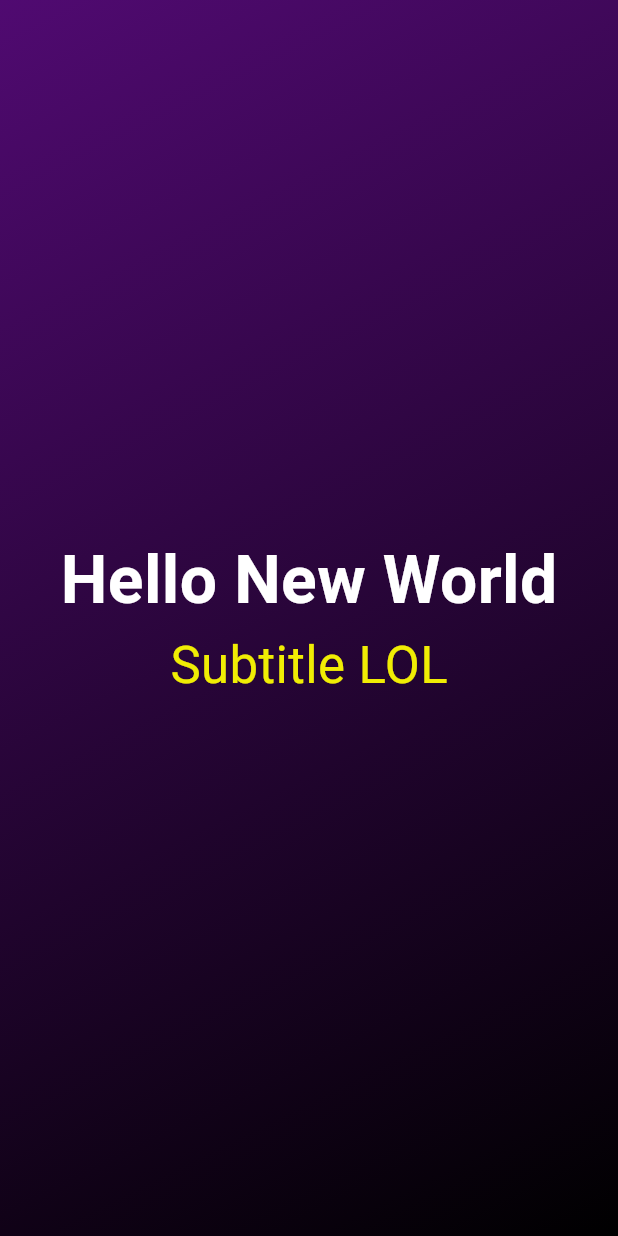
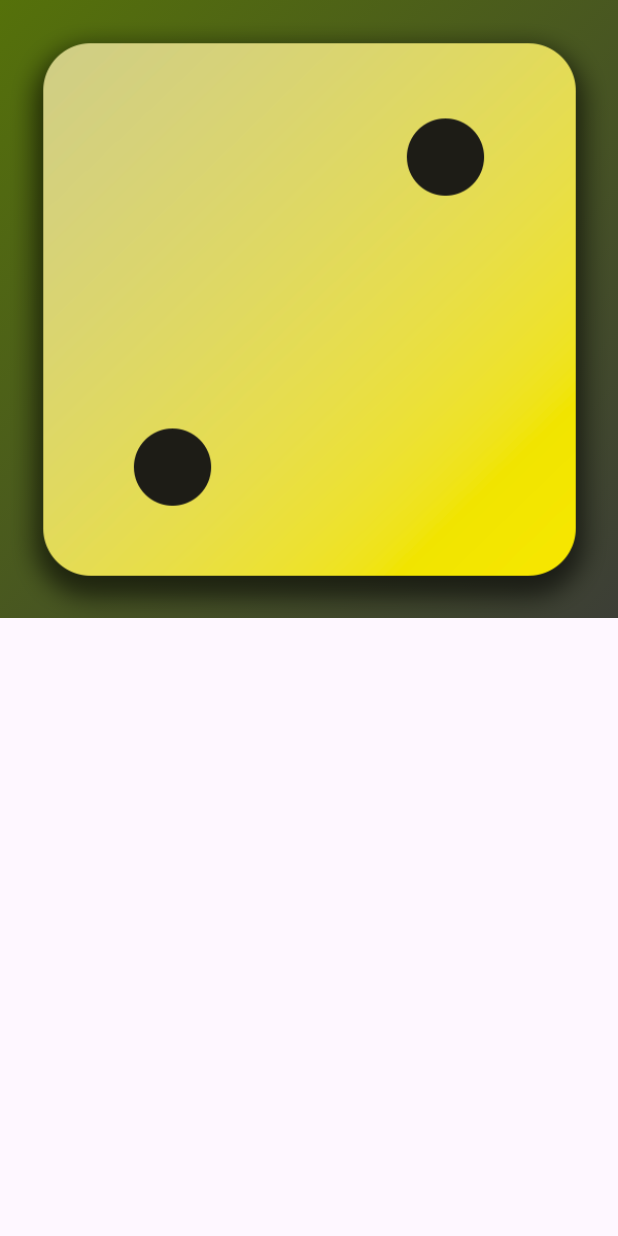
Before and after one commit to Makktu/flutter_dice, a Flutter app: the screen it shows after launch, on a phone screen of 412 x 824 dp. Run offline on Flutter 3.47's test engine with Material 3 defaults, Android fonts, the phone set to English and light mode, and no system bars.

```diff
--- a/lib/gradient_container.dart
+++ b/lib/gradient_container.dart
@@ -1,13 +1,13 @@
 import 'package:flutter/material.dart';
 
-import 'package:dice_roller/my_widgets/custom_text.dart';
-import 'package:dice_roller/my_widgets/another_custom_text.dart';
-
-var startAlignment = Alignment.topLeft;
-var endAlignment = Alignment.bottomRight;
+const startAlignment = Alignment.topLeft;
+const endAlignment = Alignment.bottomRight;
 
 class GradientContainer extends StatelessWidget {
-  const GradientContainer({super.key});
+  const GradientContainer(this.color1, this.color2, {super.key});
+
+  final Color color1;
+  final Color color2;
 
   @override
   Widget build(context) {
@@ -15,22 +15,13 @@ class GradientContainer extends StatelessWidget {
       // ! 👉 background gradient CONFIG START
       decoration: BoxDecoration(
         gradient: LinearGradient(
-          colors: const [
-            Color.fromARGB(255, 80, 10, 113),
-            Color.fromARGB(255, 0, 0, 0),
-          ],
+          colors: [color1, color2],
           begin: startAlignment,
           end: endAlignment,
         ),
       ),
       // ! background gradient CONFIG END
-      child: const Center(
-        child: Column(
-          mainAxisAlignment: MainAxisAlignment.center,
-          crossAxisAlignment: CrossAxisAlignment.center,
-          children: [CustomText(), AnotherCustomText()],
-        ),
-      ),
+      child: Image.asset('assets/images/dice-2.png'),
     );
   }
 }
--- a/lib/main.dart
+++ b/lib/main.dart
@@ -5,7 +5,8 @@ void main() {
   runApp(
     const MaterialApp(
       home: Scaffold(
-        body: GradientContainer(),
+        body: GradientContainer(
+            Color.fromARGB(255, 85, 113, 10), Color.fromARGB(255, 60, 62, 54)),
       ),
     ),
   );
--- a/lib/my_widgets/custom_text.dart
+++ b/lib/my_widgets/custom_text.dart
@@ -1,13 +1,15 @@
 import 'package:flutter/material.dart';
 
 class CustomText extends StatelessWidget {
-  const CustomText({super.key});
+  const CustomText(this.text, {super.key});
+
+  final String text;
 
   @override
   Widget build(context) {
-    return const Text(
-      'Hello New World',
-      style: TextStyle(
+    return Text(
+      text,
+      style: const TextStyle(
           color: Colors.white, fontWeight: FontWeight.bold, fontSize: 44),
     );
   }
```
Also changed, not shown: lib/my_widgets/final_text.dart (added, +13 -0 lines), pubspec.yaml (+8 -6 lines), assets/images/dice-1.png (added), assets/images/dice-2.png (added), assets/images/dice-3.png (added), assets/images/dice-4.png (added), assets/images/dice-5.png (added), assets/images/dice-6.png (added).
